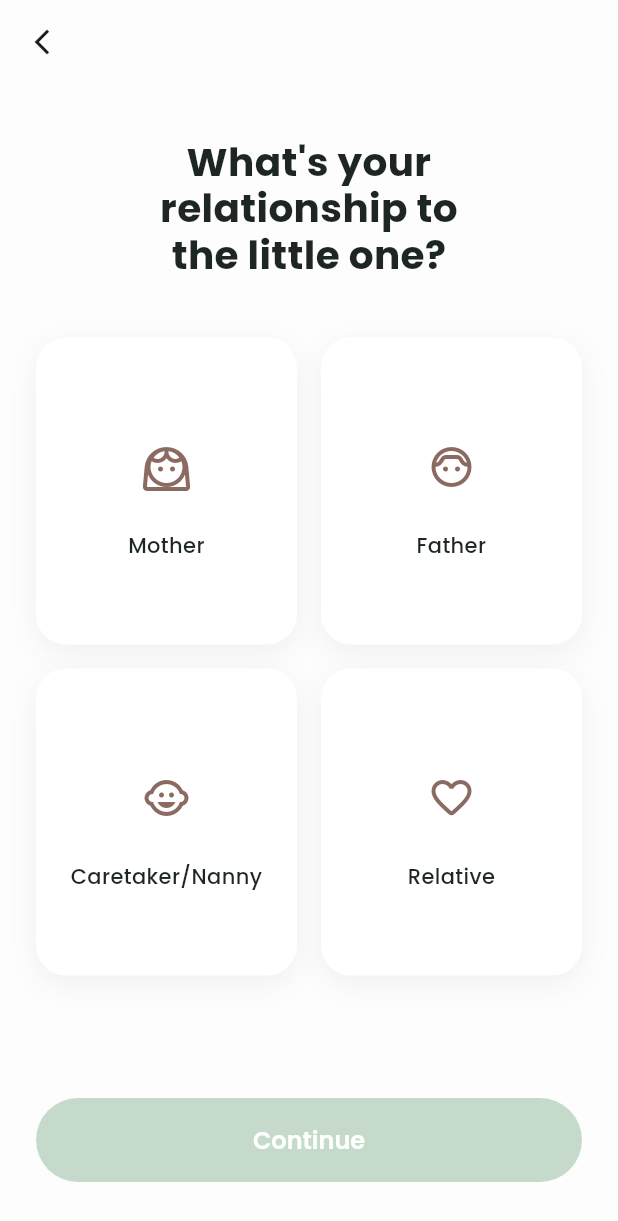
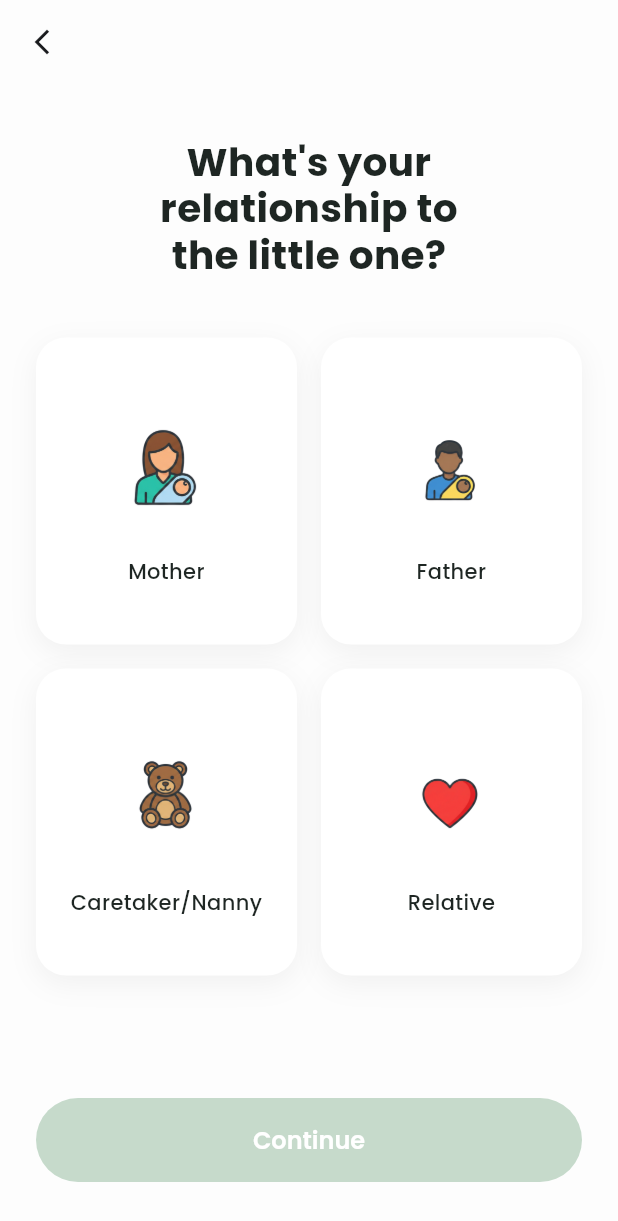
Before and after one commit to Musama987/baby_care, a Flutter app: the RelationshipScreen screen opened by its route, on a phone screen of 412 x 824 dp. Shown: the top 1221 px of the screen. Run offline on Flutter 3.47's test engine with Material 3 defaults, Android fonts, the phone set to English and light mode, and no system bars; our stand-ins replace google_fonts, image_picker, persistent_bottom_nav_bar, timeline_tile.

```diff
--- a/lib/screens/baby_relationship/baby_setup.dart
+++ b/lib/screens/baby_relationship/baby_setup.dart
@@ -271,7 +271,9 @@ class _BabySetupScreenState extends State<BabySetupScreen> {
         duration: const Duration(milliseconds: 200),
         padding: const EdgeInsets.symmetric(vertical: 12),
         decoration: BoxDecoration(
-          color: isSelected ? Colors.white : Colors.transparent,
+          color: isSelected
+              ? AppColors.primaryLight.withOpacity(0.5)
+              : Colors.transparent,
           borderRadius: BorderRadius.circular(24),
           boxShadow: isSelected
               ? [
--- a/lib/screens/baby_relationship/realtionship.dart
+++ b/lib/screens/baby_relationship/realtionship.dart
@@ -15,10 +15,10 @@ class _RelationshipScreenState extends State<RelationshipScreen> {
   int _selectedIndex = -1;
 
   final List<Map<String, dynamic>> _roles = [
-    {'title': 'Mother', 'icon': Icons.face_3_outlined},
-    {'title': 'Father', 'icon': Icons.face_6_outlined},
-    {'title': 'Caretaker/Nanny', 'icon': Icons.child_care_outlined},
-    {'title': 'Relative', 'icon': Icons.favorite_border_rounded},
+    {'title': 'Mother', 'image': 'assets/icons/mother.png'},
+    {'title': 'Father', 'image': 'assets/icons/father.png'},
+    {'title': 'Caretaker/Nanny', 'image': 'assets/icons/tedybear.png'},
+    {'title': 'Relative', 'image': 'assets/icons/heart.png'},
   ];
 
   @override
@@ -73,7 +73,7 @@ class _RelationshipScreenState extends State<RelationshipScreen> {
                     return _buildRoleCard(
                       index: index,
                       title: role['title'],
-                      icon: role['icon'],
+                      image: role['image'],
                       isSelected: isSelected,
                     );
                   },
@@ -125,7 +125,7 @@ class _RelationshipScreenState extends State<RelationshipScreen> {
   Widget _buildRoleCard({
     required int index,
     required String title,
-    required IconData icon,
+    required String image,
     required bool isSelected,
   }) {
     return GestureDetector(
@@ -163,18 +163,15 @@ class _RelationshipScreenState extends State<RelationshipScreen> {
           mainAxisAlignment: MainAxisAlignment.center,
           children: [
             Container(
-              height: 60,
-              width: 60,
-              decoration: BoxDecoration(
+              height: 95,
+              width: 95,
+              decoration: const BoxDecoration(
                 shape: BoxShape.circle,
-                color: isSelected
-                    ? AppColors.primary.withOpacity(0.1)
-                    : Colors.transparent,
+                color: Colors.transparent,
               ),
-              child: Icon(
-                icon,
-                size: 32,
-                color: isSelected ? AppColors.primary : const Color(0xFF8B6B61),
+              child: Padding(
+                padding: const EdgeInsets.all(5.0),
+                child: Image.asset(image, fit: BoxFit.contain),
               ),
             ),
             const SizedBox(height: 12),
--- a/pubspec.yaml
+++ b/pubspec.yaml
@@ -65,6 +65,7 @@ flutter:
   # To add assets to your application, add an assets section, like this:
   assets:
     - assets/images/
+    - assets/icons/
     # - assets/sounds/
 
   # An image asset can refer to one or more resolution-specific "variants", see
```
Also changed, not shown: lib/screens/navbar/home/home.dart (+7 -21 lines), assets/icons/father.png (added), assets/icons/feed.png (added), assets/icons/growth.png (added), assets/icons/heart.png (added), assets/icons/moon.png (added), assets/icons/mother.png (added), assets/icons/poop.png (added), assets/icons/tedybear.png (added).
